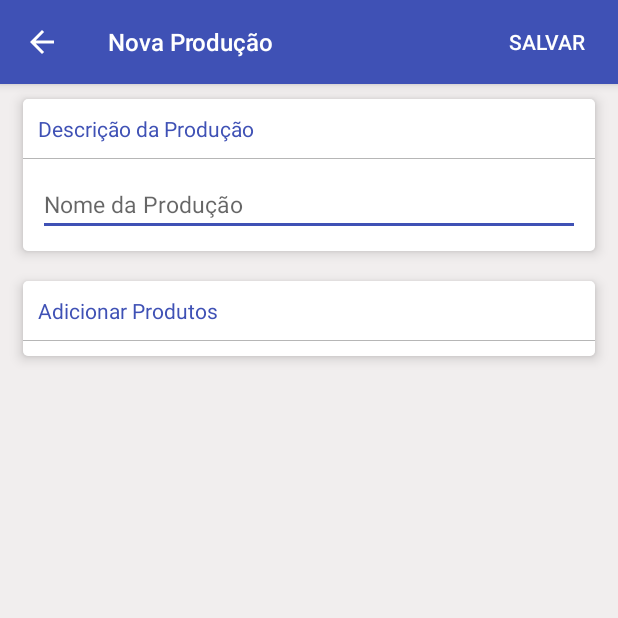
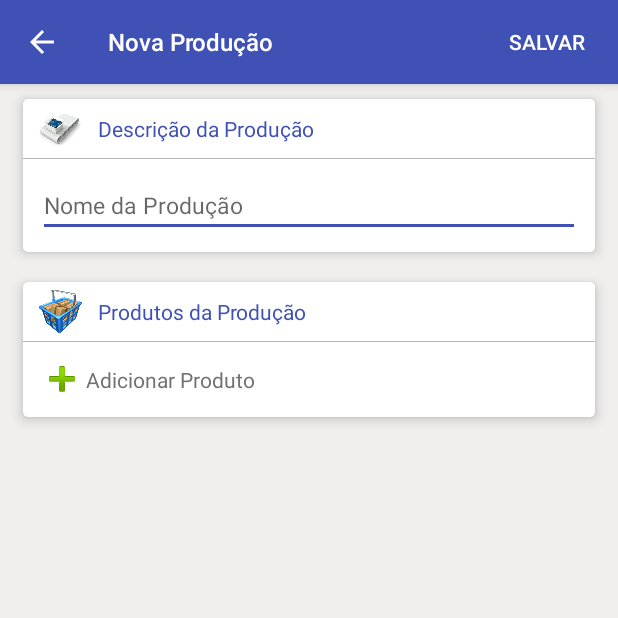
Before and after one commit to CharlleDaniel/SimpleERP, an Android app: the CadProducao screen opened directly, with no data from a screen before it, on a phone screen of 412 x 824 dp, the top half of it. Run offline under Robolectric (Android 15) with nearby library versions, the phone set to English and light mode, and no system bars; libraries missing offline, so code that uses them is left out: com.melnykov.fab.

Commit message:
Alteração no layout add_produto, e no nome do metodo build nas classes de cadastro.

```diff
--- a/app/src/main/java/com/simpleerp/CadProducao.java
+++ b/app/src/main/java/com/simpleerp/CadProducao.java
@@ -36,7 +36,7 @@ public class CadProducao extends AppCompatActivity implements AdapterView.OnItem
         setContentView(R.layout.layout_add_producao);
         acessViews();
         sistema = MenuPrincipal.sistema;
-        bluidListInsumos();
+        buildListInsumos();
 
         bar.setTitle("Nova Produção");
         bar.setTitleTextAppearance(this, R.style.AppThemeBarTitleCad);
@@ -50,7 +50,7 @@ public class CadProducao extends AppCompatActivity implements AdapterView.OnItem
         bar= (Toolbar)findViewById(R.id.bar);
 
     }
-    public void bluidListInsumos() {
+    public void buildListInsumos() {
         lvProdutos = (ListView) findViewById(R.id.listProdutos);
         registerForContextMenu(lvProdutos);
         lvProdutos.setOnItemClickListener(this);
--- a/app/src/main/res/layout/add_insumo_produto.xml
+++ b/app/src/main/res/layout/add_insumo_produto.xml
@@ -2,7 +2,8 @@
 <RelativeLayout xmlns:android="http://schemas.android.com/apk/res/android"
     android:layout_width="match_parent"
     android:layout_height="match_parent"
-    xmlns:app="http://schemas.android.com/apk/res-auto">
+    xmlns:app="http://schemas.android.com/apk/res-auto"
+    android:background="@color/white">
 
     <android.support.design.widget.AppBarLayout android:layout_height="wrap_content"
         android:layout_width="match_parent"
--- a/app/src/main/res/layout/layout_add_producao.xml
+++ b/app/src/main/res/layout/layout_add_producao.xml
@@ -41,6 +41,23 @@
             android:layout_marginRight="15dp"
             android:layout_marginBottom="10dp">
 
+            <RelativeLayout
+                android:layout_width="match_parent"
+                android:layout_height="40dp"
+                android:layout_alignParentTop="true"
+                android:id="@+id/rl_title2"
+                android:layout_alignParentLeft="true"
+                android:layout_alignParentStart="true">
+
+                <View
+                    android:layout_width="match_parent"
+                    android:layout_height="0.5dp"
+                    android:id="@+id/view2"
+                    android:background="@color/colorDivider"
+                    android:layout_alignParentBottom="true"
+                    android:layout_alignParentLeft="true"
+                    android:layout_alignParentStart="true" />
+
                 <TextView
                     android:layout_width="wrap_content"
                     android:layout_height="wrap_content"
@@ -49,22 +66,21 @@
                     android:id="@+id/textView9"
                     android:textSize="14dp"
                     android:textColor="@color/colorPrimary"
-                android:layout_alignParentTop="true"
+                    android:layout_centerVertical="true"
+                    android:layout_toRightOf="@+id/imageView11"
+                    android:layout_toEndOf="@+id/imageView11"
+                    android:layout_marginLeft="10dp" />
+
+                <ImageView
+                    android:layout_width="30dp"
+                    android:layout_height="30dp"
+                    android:id="@+id/imageView11"
+                    android:src="@drawable/icone_esteira"
+                    android:layout_centerVertical="true"
                     android:layout_alignParentLeft="true"
                     android:layout_alignParentStart="true"
-                android:layout_marginTop="10dp"
-                android:layout_marginLeft="10dp"
-                android:layout_marginBottom="10dp" />
-
-            <View
-                android:layout_width="match_parent"
-                android:layout_height="0.5dp"
-                android:id="@+id/view2"
-                android:background="@color/colorDivider"
-                android:layout_below="@+id/textView9"
-                android:layout_alignParentLeft="true"
-                android:layout_alignParentStart="true"
-                android:layout_marginBottom="10dp" />
+                    android:layout_marginLeft="10dp" />
+            </RelativeLayout>
 
             <EditText
                 android:layout_width="match_parent"
@@ -72,7 +88,7 @@
                 android:id="@+id/editTextNome"
                 android:hint="Nome da Produção"
                 android:textColor="#000000"
-                android:layout_below="@+id/textView9"
+                android:layout_below="@+id/rl_title2"
                 android:layout_alignParentLeft="true"
                 android:layout_alignParentStart="true"
                 android:layout_marginLeft="10dp"
@@ -100,38 +116,85 @@
             android:layout_marginLeft="15dp"
             android:layout_marginRight="15dp">
 
-            <TextView
-                android:layout_width="wrap_content"
-                android:layout_height="wrap_content"
-                android:textAppearance="?android:attr/textAppearanceLarge"
-                android:text="Adicionar Produtos"
-                android:id="@+id/textView2"
-                android:textSize="14dp"
-                android:textColor="@color/colorPrimary"
-                android:layout_alignParentTop="true"
-                android:layout_alignParentLeft="true"
-                android:layout_alignParentStart="true"
-                android:layout_marginTop="10dp"
-                android:layout_marginLeft="10dp"
-                android:layout_marginBottom="10dp" />
+            <RelativeLayout
+                android:layout_width="match_parent"
+                android:layout_height="40dp"
+                android:id="@+id/rl_title4">
 
                 <View
                     android:layout_width="match_parent"
                     android:layout_height="0.5dp"
                     android:id="@+id/view1"
                     android:background="@color/colorDivider"
-                android:layout_below="@+id/textView2"
+                    android:layout_alignParentBottom="true"
+                    android:layout_alignParentLeft="true"
+                    android:layout_alignParentStart="true" />
+
+                <TextView
+                    android:layout_width="wrap_content"
+                    android:layout_height="wrap_content"
+                    android:textAppearance="?android:attr/textAppearanceLarge"
+                    android:text="Produtos da Produção"
+                    android:id="@+id/textView2"
+                    android:textSize="14dp"
+                    android:textColor="@color/colorPrimary"
+                    android:layout_centerVertical="true"
+                    android:layout_toRightOf="@+id/imageView10"
+                    android:layout_toEndOf="@+id/imageView10"
+                    android:layout_marginLeft="10dp" />
+
+                <ImageView
+                    android:layout_width="30dp"
+                    android:layout_height="30dp"
+                    android:id="@+id/imageView10"
+                    android:src="@drawable/cestoqntde"
+                    android:layout_centerVertical="true"
                     android:layout_alignParentLeft="true"
                     android:layout_alignParentStart="true"
-                android:layout_marginBottom="10dp" />
+                    android:layout_marginLeft="10dp" />
+            </RelativeLayout>
+
+            <RelativeLayout
+                android:layout_width="match_parent"
+                android:layout_height="50dp"
+                android:layout_below="@+id/rl_title4"
+                android:clickable="true"
+                android:id="@+id/relativeLayout4"
+                android:contextClickable="false"
+                android:focusable="false"
+                android:foregroundGravity="center_vertical"
+                android:nestedScrollingEnabled="false"
+                android:layout_alignParentLeft="true"
+                android:layout_alignParentStart="true">
+
+                <ImageView
+                    android:layout_width="wrap_content"
+                    android:layout_height="wrap_content"
+                    android:id="@+id/imageView4"
+                    android:src="@android:drawable/ic_input_add"
+                    android:layout_centerVertical="true"
+                    android:layout_alignParentLeft="true"
+                    android:layout_alignParentStart="true"
+                    android:layout_marginLeft="10dp" />
+
+                <TextView
+                    android:layout_width="wrap_content"
+                    android:layout_height="wrap_content"
+                    android:text="Adicionar Produto"
+                    android:id="@+id/textView11"
+                    android:layout_centerVertical="true"
+                    android:layout_toRightOf="@+id/imageView4"
+                    android:layout_toEndOf="@+id/imageView4"
+                    android:textColor="@color/textSecondary" />
+            </RelativeLayout>
 
             <ListView
                 android:layout_width="wrap_content"
                 android:layout_height="wrap_content"
                 android:id="@+id/listProdutos"
-                android:layout_alignTop="@+id/view1"
                 android:layout_alignParentLeft="true"
-                android:layout_alignParentStart="true" />
+                android:layout_alignParentStart="true"
+                android:layout_below="@+id/relativeLayout4" />
 
 
         </RelativeLayout>
```
Also changed, not shown: app/src/main/java/com/simpleerp/CadProduto.java (+4 -4 lines), app/src/main/res/layout/layout_add_insumo.xml (+22 -8 lines), app/src/main/res/layout/layout_add_produto.xml (+20 -18 lines), app/src/main/res/drawable-hdpi/ic_launcher.png (deleted), app/src/main/res/drawable-mdpi/ic_launcher.png (deleted), app/src/main/res/drawable-xhdpi/ic_launcher.png (deleted), app/src/main/res/drawable-xxhdpi/ic_launcher.png (deleted), app/src/main/res/drawable/icone_esteira.png (added), app/src/main/res/drawable/insumos.png (added), 1 other file. Lines whose indentation alone changed are shown as unchanged.
